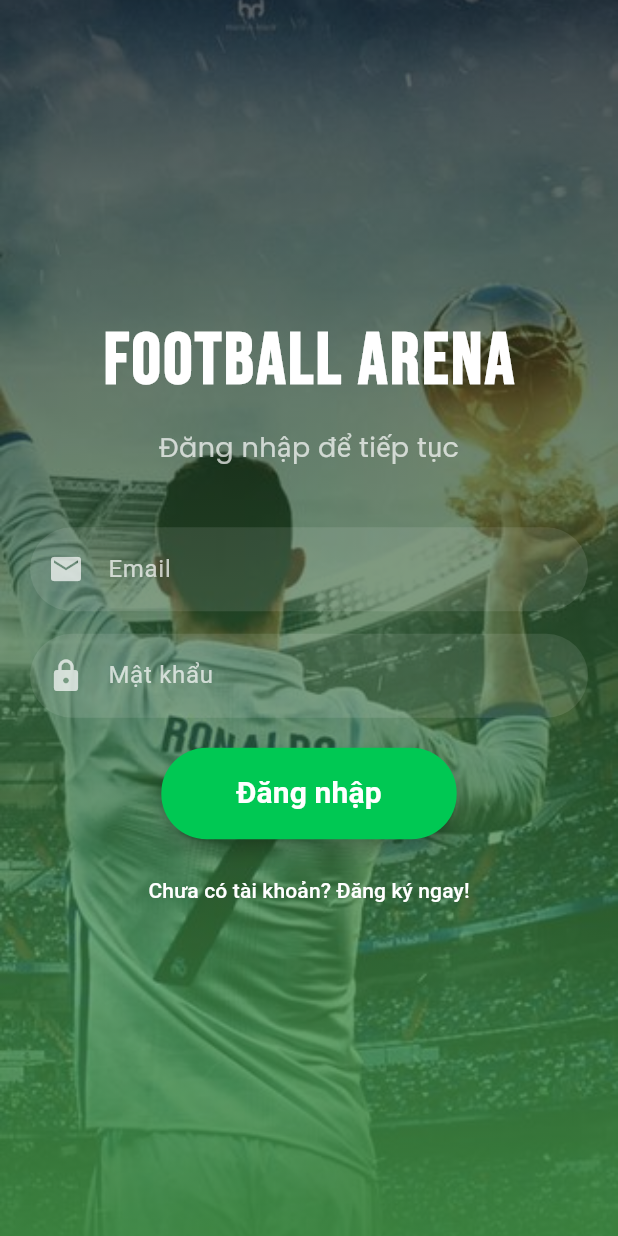
After one commit to dinhvanbinh2310/Football-news-Application, a Flutter app: the screen it shows after launch, after a tap on "Đã có tài khoản? Đăng nhập ngay!", on a phone screen of 412 x 824 dp. The commit adds this screen. Run offline on Flutter 3.47's test engine with Material 3 defaults, Android fonts, the phone set to English and light mode, and no system bars; our stand-ins replace google_fonts; network calls fail.

Commit message:
updating login screen and register screen

```diff
--- a/lib/main.dart
+++ b/lib/main.dart
@@ -1,9 +1,11 @@
 import 'package:flutter/material.dart';
 import 'package:flutter_application_1/screens/event_screen.dart';
+import 'package:flutter_application_1/screens/login_screen.dart';
+import 'package:flutter_application_1/screens/register_screen.dart';
 
 void main() {
     runApp(MaterialApp(
-    home: EventScreen(),
+    home: RegisterScreen(),
   ));
 }
 
--- /dev/null
+++ b/lib/screens/login_screen.dart
@@ -0,0 +1,162 @@
+import 'package:flutter/material.dart';
+import 'package:google_fonts/google_fonts.dart';
+import 'package:flutter_application_1/services/auth_service.dart';
+import 'package:flutter_application_1/screens/register_screen.dart';
+import 'package:flutter_application_1/screens/add_ticket_screen.dart';
+
+class LoginScreen extends StatefulWidget {
+  @override
+  _LoginScreenState createState() => _LoginScreenState();
+}
+
+class _LoginScreenState extends State<LoginScreen> {
+  final TextEditingController emailController = TextEditingController();
+  final TextEditingController passwordController = TextEditingController();
+  bool isLoading = false;
+
+  Future<void> _login() async {
+    setState(() => isLoading = true);
+    try {
+      final response = await ApiService.login(
+        emailController.text,
+        passwordController.text,
+      );
+      print("Đăng nhập thành công: $response");
+      Navigator.pushReplacement(
+        context,
+        MaterialPageRoute(builder: (context) => AddTicketScreen()),
+      );
+    } catch (error) {
+      ScaffoldMessenger.of(context).showSnackBar(
+        SnackBar(content: Text("Đăng nhập thất bại! Vui lòng thử lại.")),
+      );
+    } finally {
+      setState(() => isLoading = false);
+    }
+  }
+
+  @override
+  Widget build(BuildContext context) {
+    return Scaffold(
+      body: Stack(
+        children: [
+          // Hình nền sân bóng đá
+          Container(
+            decoration: BoxDecoration(
+              image: DecorationImage(
+                image: AssetImage("assets/images/hinh-nen-cristiano-ronaldo-cho-dien-thoai_095920005.jpg"),
+                fit: BoxFit.cover,
+              ),
+            ),
+          ),
+          // Lớp phủ Gradient
+          Container(
+            decoration: BoxDecoration(
+              gradient: LinearGradient(
+                begin: Alignment.topCenter,
+                end: Alignment.bottomCenter,
+                colors: [
+                  Colors.black.withOpacity(0.6),
+                  Colors.green.withOpacity(0.7),
+                ],
+              ),
+            ),
+          ),
+          Center(
+            child: Padding(
+              padding: const EdgeInsets.all(20.0),
+              child: Column(
+                mainAxisAlignment: MainAxisAlignment.center,
+                crossAxisAlignment: CrossAxisAlignment.center,
+                children: [
+                  // Tiêu đề
+                  Text(
+                    "Football Arena",
+                    style: GoogleFonts.bebasNeue(
+                      fontSize: 48,
+                      fontWeight: FontWeight.bold,
+                      color: Colors.white,
+                      letterSpacing: 2,
+                    ),
+                  ),
+                  SizedBox(height: 10),
+                  Text(
+                    "Đăng nhập để tiếp tục",
+                    style: GoogleFonts.poppins(
+                      fontSize: 18,
+                      color: Colors.white70,
+                    ),
+                  ),
+                  SizedBox(height: 40),
+
+                  // Email
+                  _buildTextField(emailController, "Email", Icons.email),
+                  SizedBox(height: 15),
+
+                  // Mật khẩu
+                  _buildTextField(passwordController, "Mật khẩu", Icons.lock, isPassword: true),
+                  SizedBox(height: 20),
+
+                  // Button đăng nhập
+                  isLoading
+                      ? CircularProgressIndicator(color: Colors.white)
+                      : ElevatedButton(
+                    onPressed: _login,
+                    style: ElevatedButton.styleFrom(
+                      padding: EdgeInsets.symmetric(vertical: 16, horizontal: 50),
+                      shape: RoundedRectangleBorder(borderRadius: BorderRadius.circular(30)),
+                      backgroundColor: Colors.greenAccent.shade700,
+                      elevation: 5,
+                    ),
+                    child: Text(
+                      "Đăng nhập",
+                      style: GoogleFonts.roboto(
+                        fontSize: 20,
+                        fontWeight: FontWeight.bold,
+                        color: Colors.white,
+                      ),
+                    ),
+                  ),
+
+                  SizedBox(height: 10),
+
+                  // Link đăng ký
+                  TextButton(
+                    onPressed: () => Navigator.push(
+                      context,
+                      MaterialPageRoute(builder: (context) => RegisterScreen()),
+                    ),
+                    child: Text(
+                      "Chưa có tài khoản? Đăng ký ngay!",
+                      style: TextStyle(color: Colors.white),
+                    ),
+                  ),
+                ],
+              ),
+            ),
+          ),
+        ],
+      ),
+    );
+  }
+
+  // Widget input field
+  Widget _buildTextField(TextEditingController controller, String label, IconData icon, {bool isPassword = false}) {
+    return TextField(
+      controller: controller,
+      obscureText: isPassword,
+      style: TextStyle(color: Colors.white),
+      decoration: InputDecoration(
+        labelText: label,
+        labelStyle: TextStyle(color: Colors.white70),
+        filled: true,
+        fillColor: Colors.white.withOpacity(0.1),
+        border: OutlineInputBorder(
+          borderRadius: BorderRadius.circular(30),
+          borderSide: BorderSide.none,
+        ),
+        prefixIcon: Icon(icon, color: Colors.white70),
+      ),
+    );
+  }
+}
--- /dev/null
+++ b/lib/screens/register_screen.dart
@@ -0,0 +1,172 @@
+import 'package:flutter/material.dart';
+import 'package:google_fonts/google_fonts.dart';
+import 'package:flutter_application_1/services/auth_service.dart';
+import 'package:flutter_application_1/screens/login_screen.dart';
+
+class RegisterScreen extends StatefulWidget {
+  @override
+  _RegisterScreenState createState() => _RegisterScreenState();
+}
+
+class _RegisterScreenState extends State<RegisterScreen> {
+  final TextEditingController emailController = TextEditingController();
+  final TextEditingController passwordController = TextEditingController();
+  final TextEditingController nameController = TextEditingController();
+  bool isLoading = false;
+
+  Future<void> _register() async {
+    setState(() => isLoading = true);
+    try {
+      final response = await ApiService.register(
+        nameController.text,
+        emailController.text,
+        passwordController.text,
+      );
+      print("Đăng ký thành công: $response");
+
+      ScaffoldMessenger.of(context).showSnackBar(
+        SnackBar(content: Text("Đăng ký thành công! Hãy đăng nhập.")),
+      );
+
+      Navigator.pushReplacement(
+        context,
+        MaterialPageRoute(builder: (context) => LoginScreen()),
+      );
+    } catch (error) {
+      ScaffoldMessenger.of(context).showSnackBar(
+        SnackBar(content: Text("Đăng ký thất bại! Vui lòng thử lại.")),
+      );
+    } finally {
+      setState(() => isLoading = false);
+    }
+  }
+
+  @override
+  Widget build(BuildContext context) {
+    return Scaffold(
+      body: Stack(
+        children: [
+          // Hình nền sân bóng đá
+          Container(
+            decoration: BoxDecoration(
+              image: DecorationImage(
+                image: AssetImage("assets/images/hinh-nen-cristiano-ronaldo-cho-dien-thoai_095920005.jpg"),
+                fit: BoxFit.cover,
+              ),
+            ),
+          ),
+          // Lớp phủ Gradient
+          Container(
+            decoration: BoxDecoration(
+              gradient: LinearGradient(
+                begin: Alignment.topCenter,
+                end: Alignment.bottomCenter,
+                colors: [
+                  Colors.black.withOpacity(0.6),
+                  Colors.green.withOpacity(0.7),
+                ],
+              ),
+            ),
+          ),
+          Center(
+            child: Padding(
+              padding: const EdgeInsets.all(20.0),
+              child: Column(
+                mainAxisAlignment: MainAxisAlignment.center,
+                crossAxisAlignment: CrossAxisAlignment.center,
+                children: [
+                  // Tiêu đề
+                  Text(
+                    "Football Arena",
+                    style: GoogleFonts.bebasNeue(
+                      fontSize: 48,
+                      fontWeight: FontWeight.bold,
+                      color: Colors.white,
+                      letterSpacing: 2,
+                    ),
+                  ),
+                  SizedBox(height: 10),
+                  Text(
+                    "Đăng ký tài khoản mới",
+                    style: GoogleFonts.poppins(
+                      fontSize: 18,
+                      color: Colors.white70,
+                    ),
+                  ),
+                  SizedBox(height: 40),
+
+                  // Tên người dùng
+                  _buildTextField(nameController, "Họ và tên", Icons.person),
+                  SizedBox(height: 15),
+
+                  // Email
+                  _buildTextField(emailController, "Email", Icons.email),
+                  SizedBox(height: 15),
+
+                  // Mật khẩu
+                  _buildTextField(passwordController, "Mật khẩu", Icons.lock, isPassword: true),
+                  SizedBox(height: 20),
+
+                  // Button đăng ký
+                  isLoading
+                      ? CircularProgressIndicator(color: Colors.white)
+                      : ElevatedButton(
+                    onPressed: _register,
+                    style: ElevatedButton.styleFrom(
+                      padding: EdgeInsets.symmetric(vertical: 16, horizontal: 50),
+                      shape: RoundedRectangleBorder(borderRadius: BorderRadius.circular(30)),
+                      backgroundColor: Colors.greenAccent.shade700,
+                      elevation: 5,
+                    ),
+                    child: Text(
+                      "Đăng ký",
+                      style: GoogleFonts.roboto(
+                        fontSize: 20,
+                        fontWeight: FontWeight.bold,
+                        color: Colors.white,
+                      ),
+                    ),
+                  ),
+
+                  SizedBox(height: 10),
+
+                  // Link quay lại đăng nhập
+                  TextButton(
+                    onPressed: () => Navigator.push(
+                      context,
+                      MaterialPageRoute(builder: (context) => LoginScreen()),
+                    ),
+                    child: Text(
+                      "Đã có tài khoản? Đăng nhập ngay!",
+                      style: TextStyle(color: Colors.white),
+                    ),
+                  ),
+                ],
+              ),
+            ),
+          ),
+        ],
+      ),
+    );
+  }
+
+  // Widget input field
+  Widget _buildTextField(TextEditingController controller, String label, IconData icon, {bool isPassword = false}) {
+    return TextField(
+      controller: controller,
+      obscureText: isPassword,
+      style: TextStyle(color: Colors.white),
+      decoration: InputDecoration(
+        labelText: label,
+        labelStyle: TextStyle(color: Colors.white70),
+        filled: true,
+        fillColor: Colors.white.withOpacity(0.1),
+        border: OutlineInputBorder(
+          borderRadius: BorderRadius.circular(30),
+          borderSide: BorderSide.none,
+        ),
+        prefixIcon: Icon(icon, color: Colors.white70),
+      ),
+    );
+  }
+}
--- /dev/null
+++ b/lib/services/auth_service.dart
@@ -0,0 +1,44 @@
+import 'dart:convert';
+import 'package:http/http.dart' as http;
+
+class ApiService {
+  static const String baseUrl = "http://10.0.2.2:3000";
+
+  // Đăng ký tài khoản
+  static Future<Map<String, dynamic>> register(String email, String fullname,
+      String password) async {
+    final Uri url = Uri.parse('$baseUrl/user/register');
+    final response = await http.post(
+      url,
+      headers: {"Content-Type": "application/json"},
+      body: jsonEncode(
+          {"email": email, "fullname": fullname, "password": password}),
+    );
+
+    if (response.statusCode == 201 || response.statusCode == 200) {
+      return jsonDecode(response.body);
+    } else {
+      throw Exception("Đăng ký thất bại!");
+    }
+  }
+
+  // Đăng nhập
+  static Future<Map<String, dynamic>> login(String email, String password) async {
+    final Uri url = Uri.parse('$baseUrl/auth/login');
+    final response = await http.post(
+      url,
+      headers: {"Content-Type": "application/json"},
+      body: jsonEncode({"email": email, "password": password}),
+    );
+
+    print("📡 API Response Code: ${response.statusCode}");
+    print("📡 API Response Body: ${response.body}");
+
+    if (response.statusCode == 200 || response.statusCode == 201) {
+      return jsonDecode(response.body);
+    } else {
+      throw Exception("Đăng nhập thất bại! Lỗi: ${response.body}");
+    }
+  }
+
+}
--- a/pubspec.yaml
+++ b/pubspec.yaml
@@ -10,6 +10,8 @@ dependencies:
   flutter:
     sdk: flutter
   http: ^1.3.0
+  flutter_svg: ^2.0.9
+  google_fonts: ^6.2.1
 
 dev_dependencies:
   flutter_test:
@@ -18,3 +20,5 @@ dev_dependencies:
 
 flutter:
   uses-material-design: true
+  assets:
+    - assets/images/
```
Also changed, not shown: assets/images/hinh-nen-cristiano-ronaldo-cho-dien-thoai_095920005.jpg (added), pubspec.lock, 1 other file.
